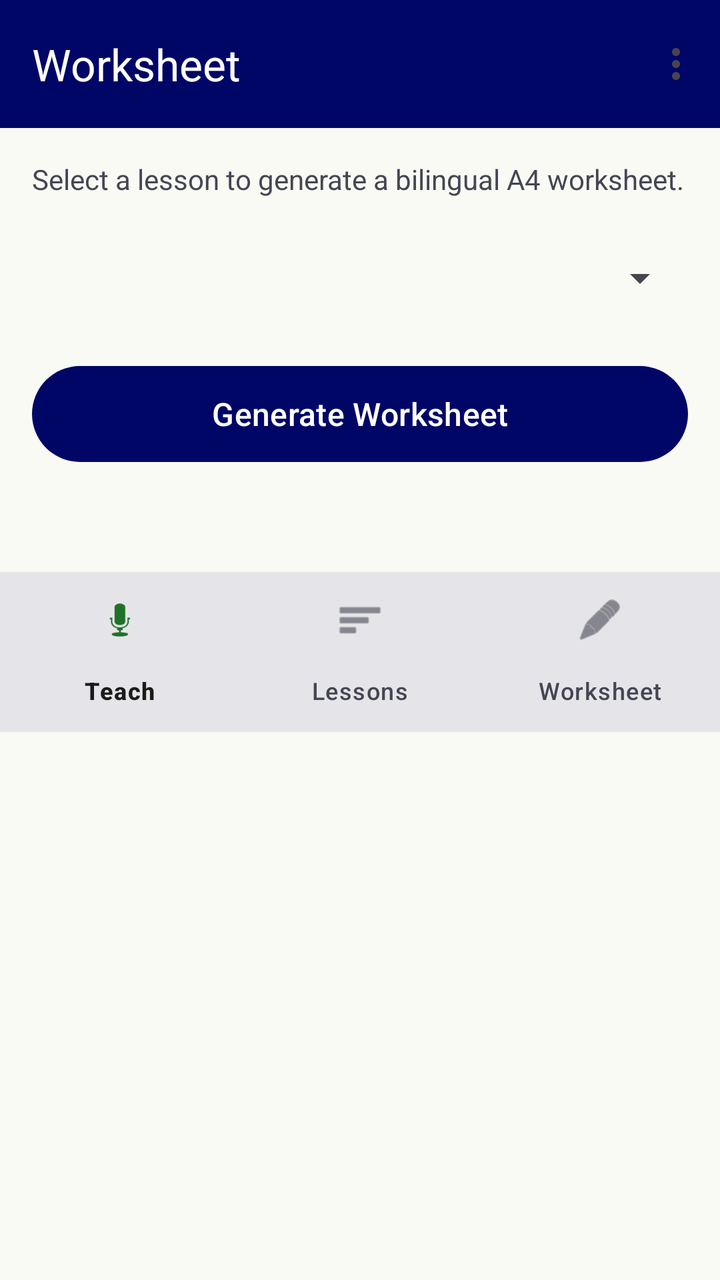
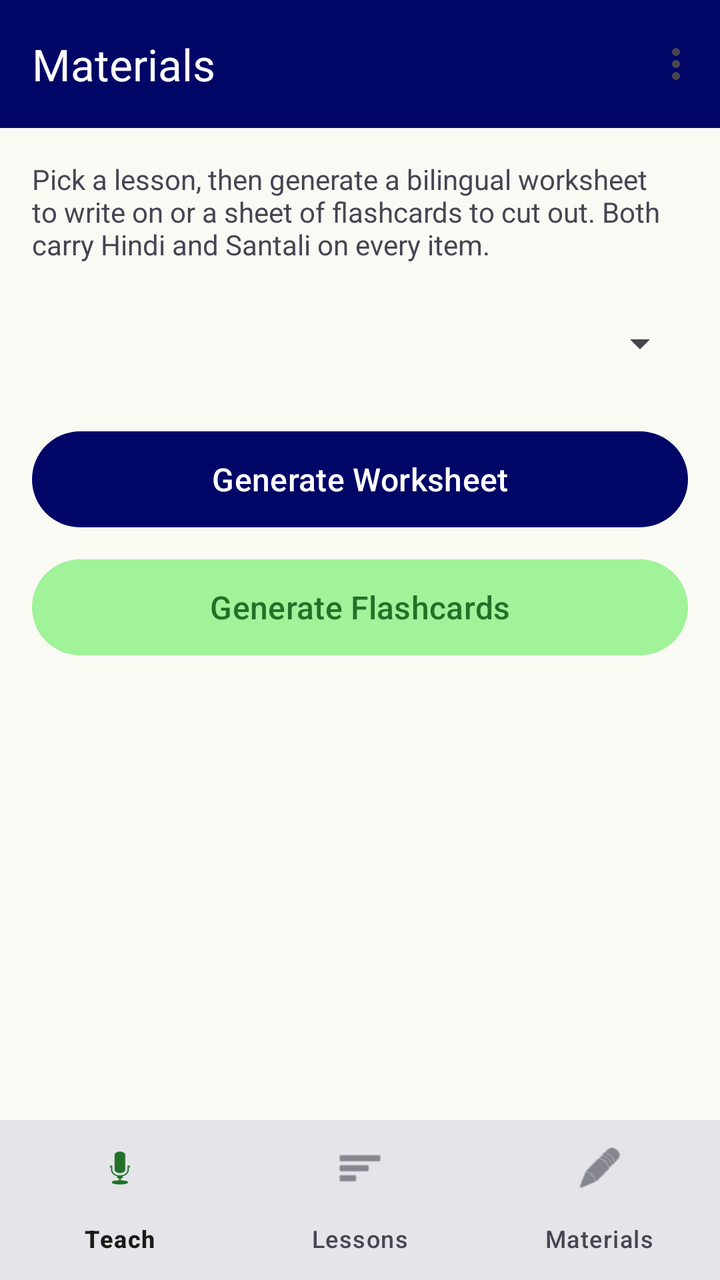

An Android layout rendered at two revisions. The XML below is the earlier revision; the diff shows what the commit changed to produce the second picture.
<!-- AndroidManifest.xml: application theme Theme.OlSaathi -->
<!-- res/layout/activity_worksheet.xml -->
<?xml version="1.0" encoding="utf-8"?>
<LinearLayout xmlns:android="http://schemas.android.com/apk/res/android"
    xmlns:app="http://schemas.android.com/apk/res-auto"
    android:layout_width="match_parent"
    android:layout_height="match_parent"
    android:orientation="vertical"
    android:background="@color/md_theme_background">

    <com.google.android.material.appbar.MaterialToolbar
        android:id="@+id/toolbar"
        android:layout_width="match_parent"
        android:layout_height="?attr/actionBarSize"
        android:background="@color/md_theme_primary"
        app:title="Worksheet"
        app:titleTextColor="@color/md_theme_onPrimary"
        app:navigationIconTint="@color/md_theme_onPrimary"
        app:menu="@menu/overflow_menu" />

    <TextView
        android:layout_width="match_parent"
        android:layout_height="wrap_content"
        android:text="Select a lesson to generate a bilingual A4 worksheet."
        android:textColor="@color/md_theme_onSurfaceVariant"
        android:padding="16dp"
        android:textSize="14sp" />

    <Spinner
        android:id="@+id/spinnerLesson"
        android:layout_width="match_parent"
        android:layout_height="48dp"
        android:layout_marginHorizontal="16dp"
        android:layout_marginBottom="16dp" />

    <com.google.android.material.button.MaterialButton
        android:id="@+id/btnGenerate"
        android:layout_width="match_parent"
        android:layout_height="56dp"
        android:layout_marginHorizontal="16dp"
        android:text="Generate Worksheet"
        android:textSize="16sp" />

    <TextView
        android:id="@+id/textStatus"
        android:layout_width="match_parent"
        android:layout_height="wrap_content"
        android:textColor="@color/md_theme_onSurfaceVariant"
        android:padding="16dp"
        android:textSize="14sp"
        android:text="" />

    <com.google.android.material.button.MaterialButton
        android:id="@+id/btnShare"
        android:layout_width="match_parent"
        android:layout_height="48dp"
        android:layout_marginHorizontal="16dp"
        android:layout_marginBottom="8dp"
        android:text="@string/btn_share"
        android:visibility="gone"
        style="@style/Widget.Material3.Button.TonalButton" />

    <com.google.android.material.button.MaterialButton
        android:id="@+id/btnPrint"
        android:layout_width="match_parent"
        android:layout_height="48dp"
        android:layout_marginHorizontal="16dp"
        android:text="@string/btn_print"
        android:visibility="gone"
        style="@style/Widget.Material3.Button.OutlinedButton" />

    
    <com.google.android.material.bottomnavigation.BottomNavigationView
        android:id="@+id/bottomNav"
        android:layout_width="match_parent"
        android:layout_height="wrap_content"
        android:background="@color/md_theme_surface"
        app:menu="@menu/bottom_nav_menu"
        app:labelVisibilityMode="labeled" />

</LinearLayout>
<!-- resources referenced by this layout -->
<resources>
  <color name="md_theme_background">#FAFAF5</color>
  <color name="md_theme_onPrimary">#FFFFFF</color>
  <color name="md_theme_onSurfaceVariant">#454652</color>
  <color name="md_theme_primary">#000666</color>
  <color name="md_theme_surface">#FAFAF5</color>
  <string name="btn_print">Print</string>
  <string name="btn_share">Share PDF</string>
  <color name="md_theme_primaryContainer">#1A237E</color>
  <color name="md_theme_onPrimaryContainer">#8690EE</color>
  <color name="md_theme_inversePrimary">#BDC2FF</color>
  <color name="md_theme_secondary">#1B6D24</color>
  <color name="md_theme_onSecondary">#FFFFFF</color>
  <color name="md_theme_secondaryContainer">#A0F399</color>
  <color name="md_theme_onSecondaryContainer">#217128</color>
  <color name="md_theme_tertiary">#3A0800</color>
  <color name="md_theme_onTertiary">#FFFFFF</color>
  <color name="md_theme_tertiaryContainer">#5F1300</color>
  <color name="md_theme_onTertiaryContainer">#FF663C</color>
  <color name="md_theme_error">#BA1A1A</color>
  <color name="md_theme_onError">#FFFFFF</color>
  <color name="md_theme_errorContainer">#FFDAD6</color>
  <color name="md_theme_onErrorContainer">#93000A</color>
  <color name="md_theme_onBackground">#1A1C19</color>
  <color name="md_theme_onSurface">#1A1C19</color>
  <color name="md_theme_surfaceVariant">#E3E3DE</color>
  <color name="md_theme_surfaceDim">#DADAD5</color>
  <color name="md_theme_surfaceBright">#FAFAF5</color>
  <color name="md_theme_surfaceContainerLowest">#FFFFFF</color>
  <color name="md_theme_surfaceContainerLow">#F4F4EF</color>
  <color name="md_theme_surfaceContainer">#EEEEE9</color>
  <color name="md_theme_surfaceContainerHigh">#E8E8E3</color>
  <color name="md_theme_surfaceContainerHighest">#E3E3DE</color>
  <color name="md_theme_inverseSurface">#2F312E</color>
  <color name="md_theme_inverseOnSurface">#F1F1EC</color>
  <color name="md_theme_outline">#767683</color>
  <color name="md_theme_outlineVariant">#C6C5D4</color>
</resources>

<!-- the commit's change to res/layout/activity_worksheet.xml (unified diff, before → after) -->
@@ -11,7 +11,7 @@
         android:layout_width="match_parent"
         android:layout_height="?attr/actionBarSize"
         android:background="@color/md_theme_primary"
-        app:title="Worksheet"
+        app:title="Materials"
         app:titleTextColor="@color/md_theme_onPrimary"
         app:navigationIconTint="@color/md_theme_onPrimary"
         app:menu="@menu/overflow_menu" />
@@ -19,7 +19,7 @@
     <TextView
         android:layout_width="match_parent"
         android:layout_height="wrap_content"
-        android:text="Select a lesson to generate a bilingual A4 worksheet."
+        android:text="Pick a lesson, then generate a bilingual worksheet to write on or a sheet of flashcards to cut out. Both carry Hindi and Santali on every item."
         android:textColor="@color/md_theme_onSurfaceVariant"
         android:padding="16dp"
         android:textSize="14sp" />
@@ -36,8 +36,18 @@
         android:layout_width="match_parent"
         android:layout_height="56dp"
         android:layout_marginHorizontal="16dp"
+        android:layout_marginBottom="8dp"
         android:text="Generate Worksheet"
         android:textSize="16sp" />
+
+    <com.google.android.material.button.MaterialButton
+        android:id="@+id/btnFlashcards"
+        android:layout_width="match_parent"
+        android:layout_height="56dp"
+        android:layout_marginHorizontal="16dp"
+        android:text="Generate Flashcards"
+        android:textSize="16sp"
+        style="@style/Widget.Material3.Button.TonalButton" />
 
     <TextView
         android:id="@+id/textStatus"
@@ -67,6 +77,11 @@
         android:visibility="gone"
         style="@style/Widget.Material3.Button.OutlinedButton" />
 
+    <Space
+        android:layout_width="match_parent"
+        android:layout_height="0dp"
+        android:layout_weight="1" />
+
     
     <com.google.android.material.bottomnavigation.BottomNavigationView
         android:id="@+id/bottomNav"
